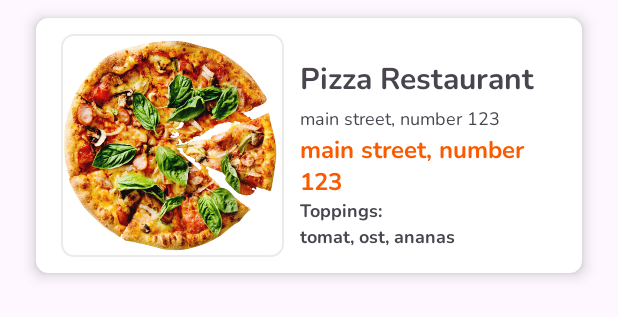
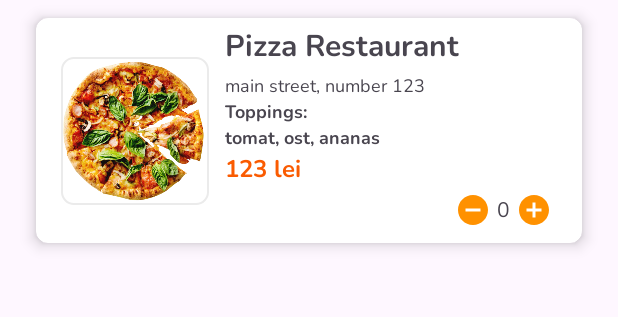
Before and after one commit to onicacristina/HouseOfPizza-xml-version, an Android app: the layout item_menu_restaurant.xml on its own in the app's theme, with its tools: preview values and no code run, on a phone screen of 412 x 824 dp. Shown: the top 317 px of the screen. Run offline under Robolectric (Android 15) with nearby library versions, the phone set to English and light mode, and no system bars.

Commit message:
menu screen - wip

```diff
--- a/app/src/main/java/com/example/myapplication/data/dto/RestaurantMenuDto.kt
+++ b/app/src/main/java/com/example/myapplication/data/dto/RestaurantMenuDto.kt
@@ -7,7 +7,7 @@ data class RestaurantMenuDto(
     val id: Int,
     val category: String,
     val name: String,
-//    val topping: List<String>? = null,
+    val topping: List<String>? = null,
     val price: Int,
     val rank: Int? = null
 ) {
@@ -16,12 +16,12 @@ data class RestaurantMenuDto(
             id = id,
             name = name,
             category = category,
-            toppings = emptyList(),
-//            toppings = topping,
+//            toppings = emptyList(),
+            toppings = topping,
             price = price,
             rank = rank,
-            imageResId = R.drawable.vesuvio_pizza
-//            imageResId = getResourceIdByCategory()
+//            imageResId = R.drawable.vesuvio_pizza
+            imageResId = getResourceIdByCategory()
         )
     }
 
--- a/app/src/main/java/com/example/myapplication/data/remote/RestaurantMenuApiService.kt
+++ b/app/src/main/java/com/example/myapplication/data/remote/RestaurantMenuApiService.kt
@@ -7,7 +7,7 @@ import retrofit2.http.Path
 import retrofit2.http.Query
 
 interface RestaurantMenuApiService {
-    @GET("restaurants/{restaurantId}")
+    @GET("restaurants/{restaurantId}/menu")
     suspend fun getMenuByRestaurant(
         @Path("restaurantId") restaurantId: Int,
         @Query("category") category: String = Constants.MENU_CATEGORY,
--- a/app/src/main/java/com/example/myapplication/di/AppModule.kt
+++ b/app/src/main/java/com/example/myapplication/di/AppModule.kt
@@ -62,7 +62,7 @@ object AppModule {
     @Provides
     fun provideLoggingInterceptor(): HttpLoggingInterceptor {
         return HttpLoggingInterceptor().apply {
-            level = HttpLoggingInterceptor.Level.NONE
+            level = HttpLoggingInterceptor.Level.BODY
         }
     }
 
--- a/app/src/main/java/com/example/myapplication/domain/model/MenuRestaurant.kt
+++ b/app/src/main/java/com/example/myapplication/domain/model/MenuRestaurant.kt
@@ -3,9 +3,10 @@ package com.example.myapplication.domain.model
 import androidx.room.Entity
 import androidx.room.PrimaryKey
 
-@Entity
+//@Entity
 data class MenuRestaurant(
-    @PrimaryKey val id: Int,
+//    @PrimaryKey
+    val id: Int,
     val category: String,
     val name: String,
     val toppings: List<String>? = null,
--- a/app/src/main/java/com/example/myapplication/presentation/restaurants/menu/adapter/RestaurantMenuAdapter.kt
+++ b/app/src/main/java/com/example/myapplication/presentation/restaurants/menu/adapter/RestaurantMenuAdapter.kt
@@ -40,9 +40,7 @@ class RestaurantMenuAdapter(
         }
 
         private fun bindIcon(data: MenuRestaurant) {
-            val imageResourceId =
-                if (data.id == 1) R.drawable.restaurant_1 else R.drawable.restaurant_2
-            binding.ivRestaurant.setImageResource(imageResourceId)
+            binding.ivRestaurant.setImageResource(data.imageResId)
         }
 
         private fun bindName(data: MenuRestaurant) {
@@ -54,7 +52,8 @@ class RestaurantMenuAdapter(
         }
 
         private fun bindPrice(data: MenuRestaurant) {
-            binding.tvPrice.text = data.price.toString()
+            val context = binding.tvPrice.context
+            binding.tvPrice.text = context.getString(R.string.money,data.price.toString())
         }
 
         private fun bindToppings(data: MenuRestaurant) {
--- /dev/null
+++ b/app/src/main/res/drawable/ic_add.xml
@@ -0,0 +1,5 @@
+<vector android:height="24dp" android:tint="#000000"
+    android:viewportHeight="24" android:viewportWidth="24"
+    android:width="24dp" xmlns:android="http://schemas.android.com/apk/res/android">
+    <path android:fillColor="@android:color/white" android:pathData="M12,2C6.48,2 2,6.48 2,12s4.48,10 10,10 10,-4.48 10,-10S17.52,2 12,2zM17,13h-4v4h-2v-4L7,13v-2h4L11,7h2v4h4v2z"/>
+</vector>
--- /dev/null
+++ b/app/src/main/res/drawable/ic_decrease.xml
@@ -0,0 +1,5 @@
+<vector android:height="24dp" android:tint="#000000"
+    android:viewportHeight="24" android:viewportWidth="24"
+    android:width="24dp" xmlns:android="http://schemas.android.com/apk/res/android">
+    <path android:fillColor="@android:color/white" android:pathData="M12,2C6.48,2 2,6.48 2,12s4.48,10 10,10 10,-4.48 10,-10S17.52,2 12,2zM17,13L7,13v-2h10v2z"/>
+</vector>
--- a/app/src/main/res/layout/item_menu_restaurant.xml
+++ b/app/src/main/res/layout/item_menu_restaurant.xml
@@ -24,8 +24,8 @@
 
             <com.google.android.material.imageview.ShapeableImageView
                 android:id="@+id/ivRestaurant"
-                android:layout_width="150dp"
-                android:layout_height="150dp"
+                android:layout_width="100dp"
+                android:layout_height="100dp"
                 android:layout_marginVertical="10dp"
                 android:adjustViewBounds="true"
                 android:cropToPadding="true"
@@ -39,72 +39,99 @@
                 app:strokeColor="@color/light_grey"
                 app:strokeWidth="1dp" />
 
+            <LinearLayout
+                android:id="@+id/linearLayout"
+                android:layout_width="0dp"
+                android:layout_height="wrap_content"
+                android:layout_marginStart="10dp"
+                android:orientation="vertical"
+                app:layout_constraintBottom_toBottomOf="parent"
+                app:layout_constraintEnd_toEndOf="parent"
+                app:layout_constraintStart_toEndOf="@id/ivRestaurant"
+                app:layout_constraintTop_toTopOf="parent">
+
                 <TextView
                     android:id="@+id/tvName"
-                android:layout_width="0dp"
+                    android:layout_width="match_parent"
                     android:layout_height="wrap_content"
-                android:layout_marginVertical="12dp"
-                android:layout_marginStart="10dp"
                     android:fontFamily="@font/nunito_bold"
                     android:paddingVertical="4dp"
                     android:text="Pizza Restaurant"
-                android:textSize="@dimen/text_20"
-                app:layout_constraintEnd_toEndOf="parent"
-                app:layout_constraintStart_toEndOf="@+id/ivRestaurant"
-                app:layout_constraintTop_toTopOf="@id/ivRestaurant" />
+                    android:textSize="@dimen/text_20" />
 
                 <TextView
                     android:id="@+id/tvCategory"
-                android:layout_width="0dp"
+                    android:layout_width="match_parent"
                     android:layout_height="wrap_content"
-                android:layout_marginStart="10dp"
                     android:fontFamily="@font/nunito_regular"
                     android:textAlignment="viewStart"
                     android:textSize="12sp"
-                app:layout_constraintEnd_toEndOf="parent"
-                app:layout_constraintStart_toEndOf="@+id/ivRestaurant"
-                app:layout_constraintTop_toBottomOf="@+id/tvName"
                     tools:text="main street, number 123" />
 
                 <TextView
+                    android:id="@+id/tvToppingsLabel"
+                    android:layout_width="match_parent"
+                    android:layout_height="wrap_content"
+                    android:fontFamily="@font/nunito_bold"
+                    android:text="@string/toppings"
+                    android:textAlignment="viewStart"
+                    android:textSize="12sp" />
+
+                <TextView
+                    android:id="@+id/tvToppings"
+                    android:layout_width="match_parent"
+                    android:layout_height="wrap_content"
+                    android:fontFamily="@font/nunito_bold"
+                    android:textAlignment="viewStart"
+                    android:textSize="12sp"
+                    tools:text="tomat, ost, ananas" />
+
+                <TextView
                     android:id="@+id/tvPrice"
-                android:layout_width="0dp"
+                    android:layout_width="match_parent"
                     android:layout_height="wrap_content"
-                android:layout_marginStart="10dp"
                     android:fontFamily="@font/nunito_bold"
                     android:textAlignment="viewStart"
                     android:textColor="@color/orange_main"
                     android:textSize="16sp"
-                app:layout_constraintEnd_toEndOf="parent"
-                app:layout_constraintStart_toEndOf="@+id/ivRestaurant"
-                app:layout_constraintTop_toBottomOf="@+id/tvCategory"
-                tools:text="main street, number 123" />
+                    tools:text="123 lei" />
+
+                <LinearLayout
+                    android:layout_width="wrap_content"
+                    android:layout_height="wrap_content"
+                    android:layout_gravity="end"
+                    android:layout_marginBottom="6dp"
+                    android:orientation="horizontal">
+
+                    <ImageView
+                        android:id="@+id/btnDecrease"
+                        android:layout_width="wrap_content"
+                        android:layout_height="wrap_content"
+                        android:layout_margin="4dp"
+                        android:src="@drawable/ic_decrease"
+                        app:tint="@color/orange_secondary" />
 
                     <TextView
-                android:id="@+id/tvToppingsLabel"
-                android:layout_width="0dp"
+                        android:id="@+id/tvQuantity"
+                        android:layout_width="match_parent"
                         android:layout_height="wrap_content"
-                android:layout_marginStart="10dp"
-                android:fontFamily="@font/nunito_bold"
-                android:text="@string/toppings"
-                android:textAlignment="viewStart"
-                android:textSize="12sp"
-                app:layout_constraintEnd_toEndOf="parent"
-                app:layout_constraintStart_toEndOf="@+id/ivRestaurant"
-                app:layout_constraintTop_toBottomOf="@+id/tvPrice" />
+                        android:layout_gravity="center"
+                        android:layout_marginVertical="4dp"
+                        android:fontFamily="@font/nunito_regular"
+                        android:text="0"
+                        android:textSize="14sp" />
 
-            <TextView
-                android:id="@+id/tvToppings"
-                android:layout_width="0dp"
+                    <ImageView
+                        android:id="@+id/btnAddition"
+                        android:layout_width="wrap_content"
                         android:layout_height="wrap_content"
-                android:layout_marginStart="10dp"
-                android:fontFamily="@font/nunito_bold"
-                android:textAlignment="viewStart"
-                android:textSize="12sp"
-                app:layout_constraintEnd_toEndOf="parent"
-                app:layout_constraintStart_toEndOf="@+id/ivRestaurant"
-                app:layout_constraintTop_toBottomOf="@+id/tvToppingsLabel"
-                tools:text="tomat, ost, ananas" />
+                        android:layout_margin="4dp"
+                        android:src="@drawable/ic_add"
+                        app:tint="@color/orange_secondary" />
+
+                </LinearLayout>
+            </LinearLayout>
+
         </androidx.constraintlayout.widget.ConstraintLayout>
     </androidx.cardview.widget.CardView>
 
--- a/app/src/main/res/values/strings.xml
+++ b/app/src/main/res/values/strings.xml
@@ -29,5 +29,6 @@
     <string name="no_restaurants_found">No restaurants found</string>
     <string name="something_went_wrong">Something went wrong</string>
     <string name="toppings">Toppings: </string>
+    <string name="money">%1$s lei</string>
 
 </resources>
```
Also changed, not shown: 1 other file. Lines whose indentation alone changed are shown as unchanged.
